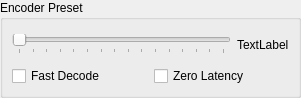
Qt form src/video_encoder_preset.ui (b1aqW0lf/Lithium) before a commit.
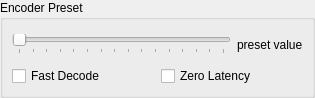
The same form after that commit.

Commit message: experiment/continued work on VideoEncoderPreset

What changed in the file:
```diff
--- a/src/video_encoder_preset.ui
+++ b/src/video_encoder_preset.ui
@@ -6,7 +6,7 @@
    <rect>
     <x>0</x>
     <y>0</y>
-    <width>301</width>
+    <width>315</width>
     <height>98</height>
    </rect>
   </property>
@@ -52,8 +52,14 @@
         </item>
         <item>
          <widget class="QLabel" name="videoEncPresetLabel">
+          <property name="sizePolicy">
+           <sizepolicy hsizetype="Minimum" vsizetype="Preferred">
+            <horstretch>0</horstretch>
+            <verstretch>0</verstretch>
+           </sizepolicy>
+          </property>
           <property name="text">
-           <string>TextLabel</string>
+           <string>preset value</string>
           </property>
          </widget>
         </item>
```
Left out of the diff: 6 changed lines with no effect on the pictures. The commit also changes 3 other files.
